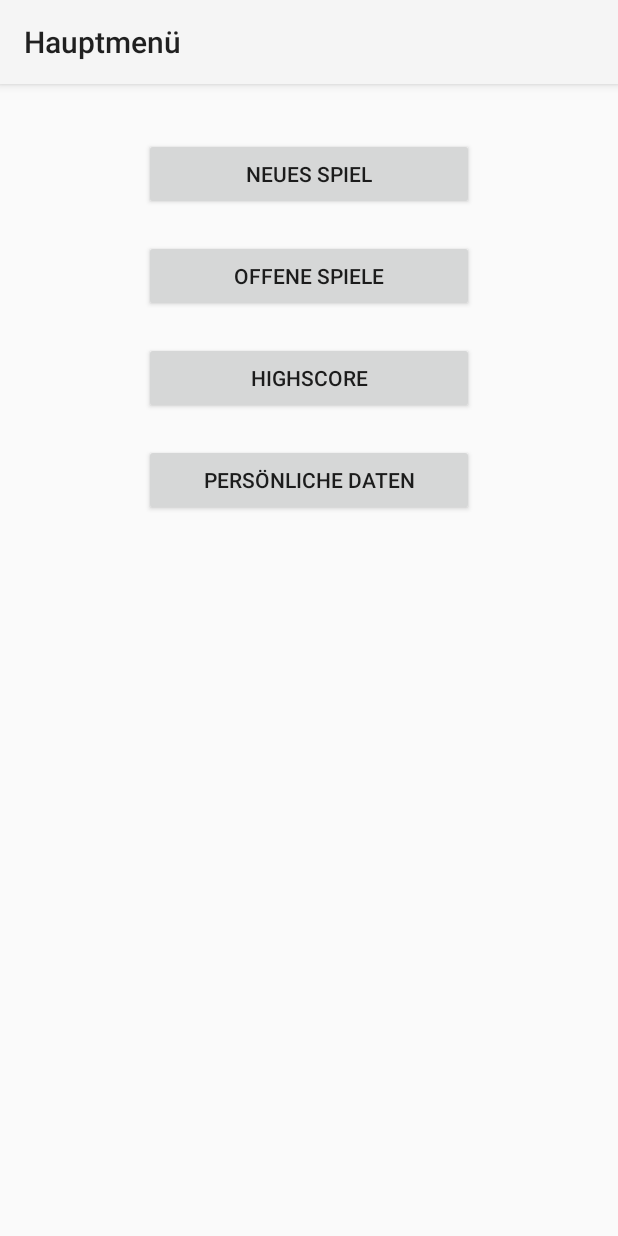
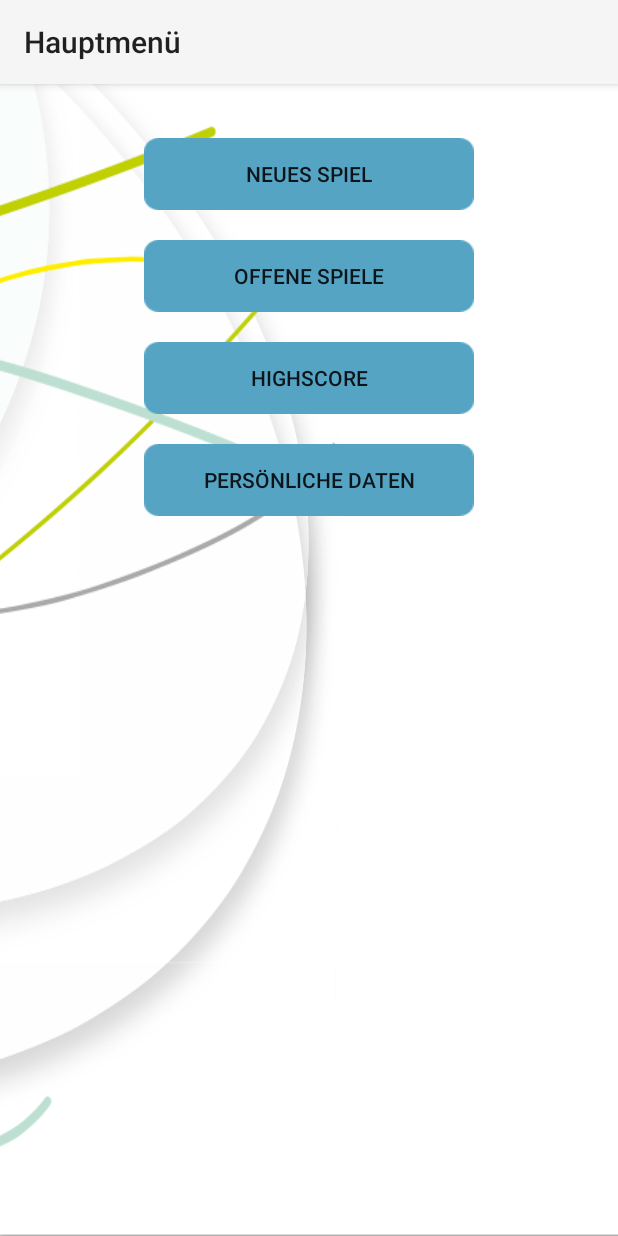
Before and after one commit to QuizduellApp/BraunschweigerMedientageQuiz, an Android app: the MainMenuActivity screen opened directly, with no data from a screen before it, on a phone screen of 412 x 824 dp. Run offline under Robolectric (Android 15) with nearby library versions, the light colour scheme and no system bars.

Commit message:
GUI
Hintergrund und Buttonfarbe eingefügt.
Buttonstyle müsste evtl noch geändert werden.

```diff
--- a/app/src/main/res/layout/activity_mainmenu.xml
+++ b/app/src/main/res/layout/activity_mainmenu.xml
@@ -3,7 +3,8 @@
     android:layout_height="match_parent" android:paddingLeft="@dimen/activity_horizontal_margin"
     android:paddingRight="@dimen/activity_horizontal_margin"
     android:paddingTop="@dimen/activity_vertical_margin"
-    android:paddingBottom="@dimen/activity_vertical_margin">
+    android:paddingBottom="@dimen/activity_vertical_margin"
+    android:background="@drawable/Background">
 
     <Button
         android:layout_width="@dimen/button_width"
@@ -12,6 +13,7 @@
         android:id="@+id/buttonNeuesSpiel"
         android:layout_alignParentTop="true"
         android:layout_centerHorizontal="true"
+        android:background="@drawable/ButtonLayout"
         android:layout_marginTop="20dp" />
 
     <Button
@@ -21,6 +23,7 @@
         android:id="@+id/buttonOffeneSpiele"
         android:layout_below="@+id/buttonNeuesSpiel"
         android:layout_centerHorizontal="true"
+        android:background="@drawable/ButtonLayout"
         android:layout_marginTop="20dp" />
 
     <Button
@@ -30,6 +33,7 @@
         android:id="@+id/buttonHighscore"
         android:layout_below="@+id/buttonOffeneSpiele"
         android:layout_centerHorizontal="true"
+        android:background="@drawable/ButtonLayout"
         android:layout_marginTop="20dp" />
 
     <Button
@@ -39,6 +43,7 @@
         android:id="@+id/buttonPersDaten"
         android:layout_below="@+id/buttonHighscore"
         android:layout_centerHorizontal="true"
+        android:background="@drawable/ButtonLayout"
         android:layout_marginTop="20dp" />
 
 </RelativeLayout>
--- a/app/src/main/res/layout/activity_pers_daten.xml
+++ b/app/src/main/res/layout/activity_pers_daten.xml
@@ -2,7 +2,8 @@
 <LinearLayout xmlns:android="http://schemas.android.com/apk/res/android"
     android:layout_width="match_parent"
     android:layout_height="match_parent"
-    android:orientation="vertical">
+    android:orientation="vertical"
+    android:background="@drawable/Background">
 
 
     <TextView
@@ -73,6 +74,7 @@
         android:layout_below="@+id/buttonHighscore"
         android:layout_centerHorizontal="true"
         android:layout_marginTop="20dp"
+        android:background="@drawable/ButtonLayout"
         android:layout_gravity="center_horizontal"/>
 
 </LinearLayout>
--- a/app/src/main/res/layout/activity_registrieren.xml
+++ b/app/src/main/res/layout/activity_registrieren.xml
@@ -2,7 +2,8 @@
 <LinearLayout xmlns:android="http://schemas.android.com/apk/res/android"
     android:orientation="vertical" android:layout_width="match_parent"
     android:layout_height="match_parent"
-    android:paddingTop="@dimen/activity_vertical_margin">
+    android:paddingTop="@dimen/activity_vertical_margin"
+    android:background="@drawable/Background">
 
 
     <EditText
@@ -66,6 +67,7 @@
         android:layout_centerHorizontal="true"
         android:text="Registrieren"
         android:layout_marginTop="10dp"
+        android:background="@drawable/ButtonLayout"
         android:layout_gravity="center_horizontal" />
 
     <Button
@@ -76,6 +78,7 @@
         android:layout_centerHorizontal="true"
         android:text="Abbrechen"
         android:layout_marginTop="10dp"
+        android:background="@drawable/ButtonLayout"
         android:layout_gravity="center_horizontal" />
 
 
--- a/app/src/main/res/values/strings.xml
+++ b/app/src/main/res/values/strings.xml
@@ -37,4 +37,5 @@
     <!--HighscoreActivity.class -->
     <string name="title_activity_highscore">Highscore</string>
 
+
 </resources>
```
Also changed, not shown: app/src/main/res/layout/activity_main.xml (+6 -1 lines), app/src/main/res/drawable-hdpi/Background.png (added), app/src/main/res/drawable-hdpi/ButtonLayout.png (added).
